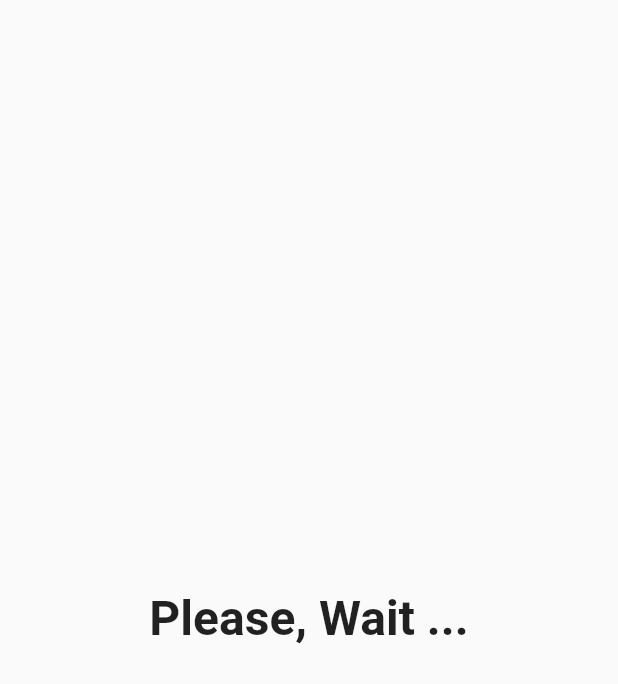
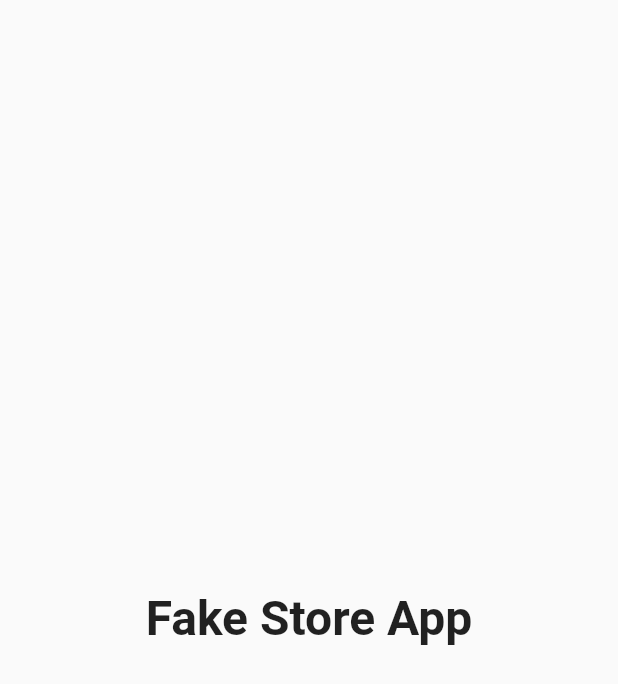
Before and after one commit to AbirAhsan/fakestore, a Flutter app: the screen it shows after launch, on a phone screen of 412 x 824 dp. Shown: the top 684 px of the screen. Run offline on Flutter 3.47's test engine with Material 2 defaults, Android fonts, the phone set to English and light mode, and no system bars.

Commit message:
add variable for app name

```diff
--- a/lib/views/screens/splash_screen.dart
+++ b/lib/views/screens/splash_screen.dart
@@ -1,3 +1,4 @@
+import 'package:fakestore/views/variable/variables.dart';
 import 'package:flutter/material.dart';
 
 class SplashScreen extends StatelessWidget {
@@ -8,7 +9,7 @@ class SplashScreen extends StatelessWidget {
     return const Scaffold(
       body: Center(
         child: Text(
-          "Please, Wait ...",
+          appName,
           style: TextStyle(
             fontWeight: FontWeight.bold,
             fontSize: 32,
--- /dev/null
+++ b/lib/views/variable/variables.dart
@@ -0,0 +1 @@
+const String appName = "Fake Store App";
```
